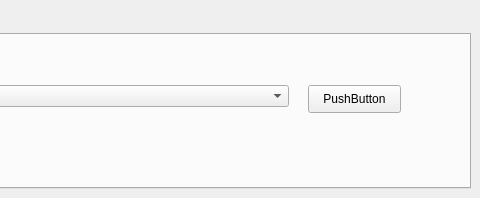
ctu-geoforall-lab-projects/bp-novotny-2017, file soil_erosion_dockwidget_base.ui: the form before one commit; both pictures show x 253 to 733 and y 0 to 198 of the 733 by 198 pixel window.
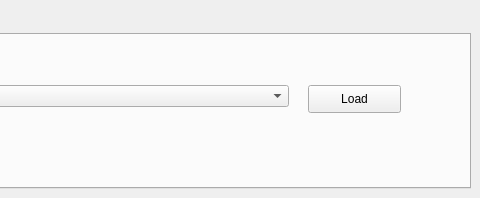
The form after the commit. Custom widgets are drawn as their Qt base class.

Commit message: comment in erosionbase and erosionusle

What changed in the file:
```diff
--- a/soil_erosion_dockwidget_base.ui
+++ b/soil_erosion_dockwidget_base.ui
@@ -66,7 +66,7 @@
          </rect>
         </property>
         <property name="text">
-         <string>PushButton</string>
+         <string>Load</string>
         </property>
        </widget>
       </widget>
```
Left out of the diff: 2 changed lines with no effect on the pictures. The commit also changes 2 other files.
